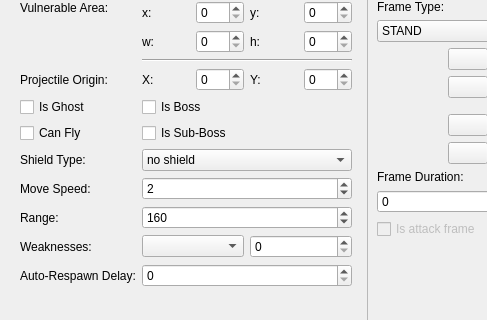
Old version of the form editor/mainwindow_tab/npc_edit.ui in the repository protoman/rockbot; both pictures show x 0 to 487 and y 227 to 547 of the 1166 by 723 pixel window.
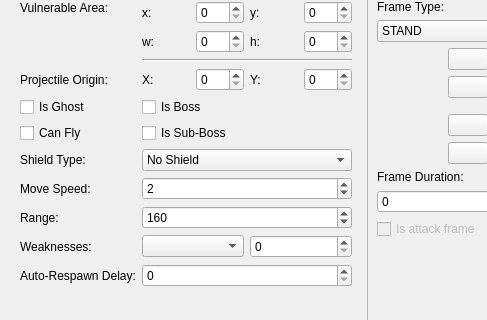
New version of the form. Icons and pictures are not drawn. Custom widgets are drawn as their Qt base class.

Commit message: - disguise shield type (intangible) - add snake and red lantern fro DragonBot's stage

Patch:
```diff
--- a/editor/mainwindow_tab/npc_edit.ui
+++ b/editor/mainwindow_tab/npc_edit.ui
@@ -1082,7 +1082,7 @@
            </property>
            <item>
             <property name="text">
-             <string>no shield</string>
+             <string>No Shield</string>
             </property>
            </item>
            <item>
```
Left out of the diff: 16 changed lines with no effect on the pictures. The commit also changes 12 other files.
